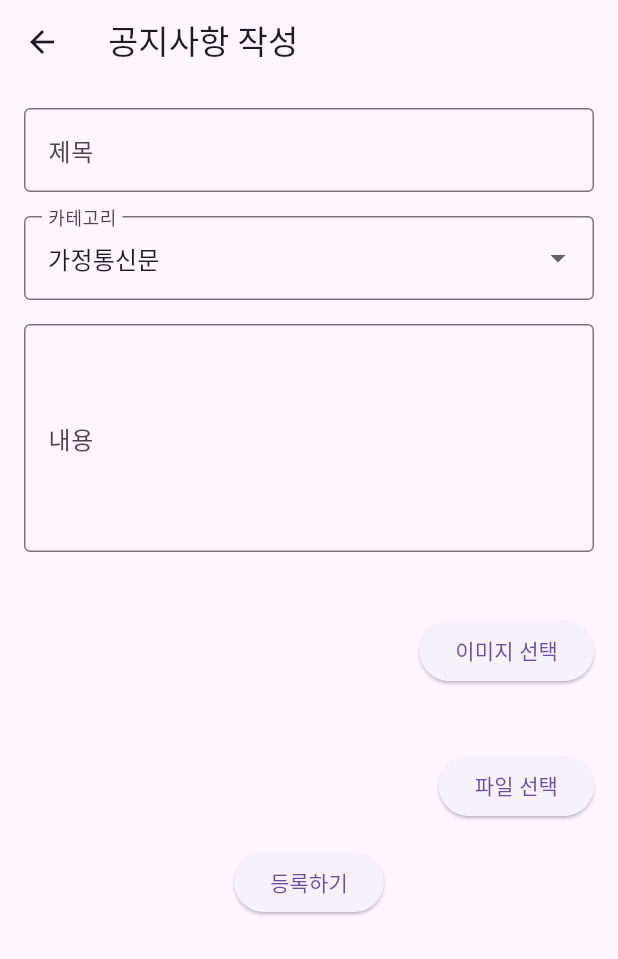
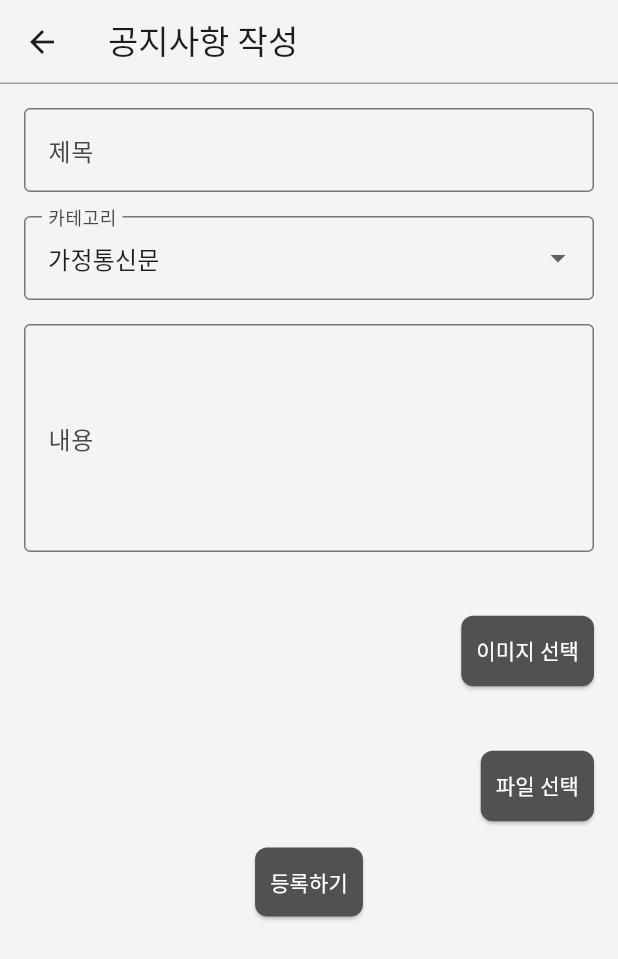
Before and after one commit to public-final-Project-PROJECT/DingDong-Flutter-for-Teacher, a Flutter app: the NoticeRegister screen opened directly, on a phone screen of 412 x 824 dp. Shown: the top 959 px of the screen. Run offline on Flutter 3.47's test engine with Material 3 defaults, Android fonts, the phone set to English and light mode, and no system bars; our stand-ins replace dio, file_picker, flutter_calendar_carousel, image_picker, permission_handler, table_calendar; missing offline and left inert: flutter_downloader; network calls fail.

Commit message:
공지사항 디자인 추가 변경

```diff
--- a/lib/screen/Notice.dart
+++ b/lib/screen/Notice.dart
@@ -104,6 +104,7 @@ class _NoticeState extends State<Notice> {
 
                 return Card(
                   margin: EdgeInsets.all(8.0),
+                  color: Color(0xffFFFFFF),  // 공지사항 네모네모 색 변경 (흰색)
                   elevation: 4.0,
                   child: ListTile(
                     contentPadding: EdgeInsets.all(16.0),
--- a/lib/screen/NoticeRegister.dart
+++ b/lib/screen/NoticeRegister.dart
@@ -131,7 +131,15 @@ class _NoticeRegisterState extends State<NoticeRegister> {
     return Scaffold(
       appBar: AppBar(
         title:  Text("공지사항 작성"),
+        backgroundColor: Color(0xffF4F4F4),
+        shape: const Border(  // AppBar 밑줄
+          bottom: BorderSide(
+            color: Colors.grey,
+            width: 1,
+          )
+        ),
       ),
+      backgroundColor: Color(0xffF4F4F4), // 배경색 변경
       body: SingleChildScrollView( // 추가된 부분
         child: Padding(
           padding:  EdgeInsets.all(16.0),
@@ -188,6 +196,14 @@ class _NoticeRegisterState extends State<NoticeRegister> {
                   ElevatedButton(
                     onPressed: _pickImage,
                     child: const Text("이미지 선택"),
+                    style: ElevatedButton.styleFrom(  // '이미지 선택' 버튼 스타일 변경
+                      backgroundColor: Color(0xff515151),  // 버튼 배경색 어둡게 변경
+                      foregroundColor: Colors.white,  // 버튼 텍스트 흰색으로 변경
+                      padding: EdgeInsets.symmetric(horizontal: 10, vertical: 13), // 버튼 크기 지정
+                      shape: RoundedRectangleBorder(  // 버튼 테두리 조절
+                        borderRadius: BorderRadius.circular(8.0),  // 버튼 테두리 둥글기 조절 (네모로)
+                      )
+                    ),
                   ),
                 ],
               ),
@@ -205,6 +221,14 @@ class _NoticeRegisterState extends State<NoticeRegister> {
                   ElevatedButton(
                     onPressed: _pickFile,
                     child:  Text("파일 선택"),
+                    style: ElevatedButton.styleFrom(  // '파일 선택' 버튼 스타일 변경
+                      backgroundColor: Color(0xff515151),  // 버튼 배경색 어둡게 변경
+                      foregroundColor: Colors.white,  // 버튼 텍스트 흰색으로 변경
+                      padding: EdgeInsets.symmetric(horizontal: 10, vertical: 13), // 버튼 크기 지정
+                      shape: RoundedRectangleBorder(  // 버튼 테두리 조절
+                        borderRadius: BorderRadius.circular(8.0),  // 버튼 테두리 둥글기 조절 (네모로)
+                      )
+                    ),
                   ),
 
                 ],
@@ -213,6 +237,14 @@ class _NoticeRegisterState extends State<NoticeRegister> {
               ElevatedButton(
                 onPressed: _registerNotice,
                 child:  Text("등록하기"),
+                style: ElevatedButton.styleFrom(  // '등록하기' 버튼 스타일 변경
+                  backgroundColor: Color(0xff515151),  // 버튼 배경색 어둡게 변경
+                  foregroundColor: Colors.white,  // 버튼 텍스트 흰색으로 변경
+                  padding: EdgeInsets.symmetric(horizontal: 10, vertical: 13), // 버튼 크기 지정
+                  shape: RoundedRectangleBorder(  // 버튼 테두리 조절
+                    borderRadius: BorderRadius.circular(8.0),  // 버튼 테두리 둥글기 조절 (네모로)
+                  )
+                ),
               ),
             ],
           ),
```
Also changed, not shown: lib/screen/NoticeDetailPage.dart (+24 -0 lines).
